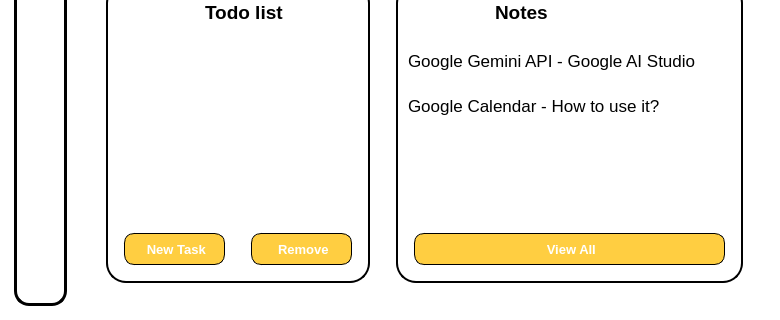
MaiNgocChau9/Python-App-A-, file SPCK/GUI/Home.ui: the form before one commit; both pictures show x 0 to 780 and y 230 to 550 of the 780 by 550 pixel window.
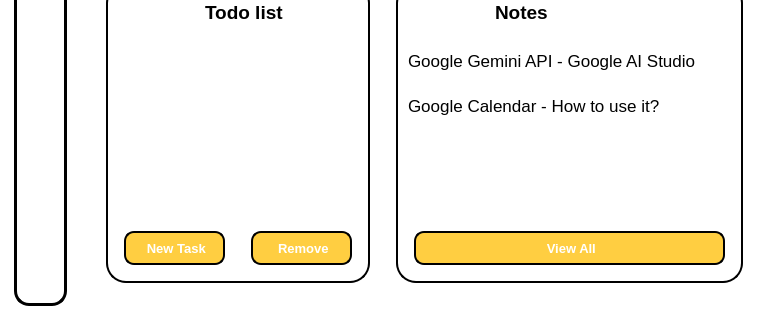
The form after the commit. Icons and pictures are not drawn.

```diff
--- a/SPCK/GUI/Home.ui
+++ b/SPCK/GUI/Home.ui
@@ -438,7 +438,7 @@
                   </property>
                   <property name="styleSheet">
                    <string notr="true">QPushButton{
-	border: 1px solid black;
+	border: 2px solid black;
 	height: 30px;
 	border-radius: 10px;
 	background-color: #FFCE41;
@@ -486,7 +486,7 @@
                   </property>
                   <property name="styleSheet">
                    <string notr="true">QPushButton{
-	border: 1px solid black;
+	border: 2px solid black;
 	height: 30px;
 	border-radius: 10px;
 	background-color: #FFCE41;
@@ -632,7 +632,7 @@
                   </property>
                   <property name="styleSheet">
                    <string notr="true">QPushButton{
-	border: 1px solid black;
+	border: 2px solid black;
 	height: 30px;
 	border-radius: 10px;
 	background-color: #FFCE41;
```
Left out of the diff: 12 changed lines with no effect on the pictures.
